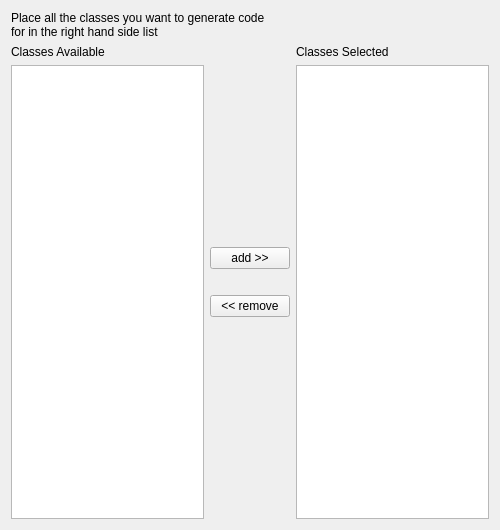
Above: umbrello/codegenwizard/codegenselectpage.ui from KDE/umbrello before the change. Below: the same form after it.
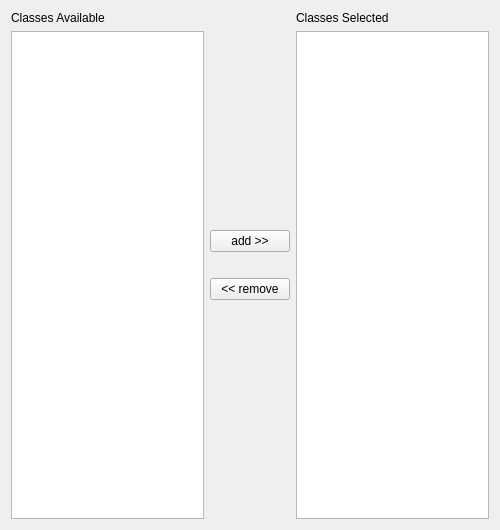
That is the form after the change. Icons and pictures are not drawn.

The edit to the form file:
```diff
--- a/umbrello/codegenwizard/codegenselectpage.ui
+++ b/umbrello/codegenwizard/codegenselectpage.ui
@@ -19,17 +19,6 @@
    <string>Code Generation Selection</string>
   </property>
   <layout class="QVBoxLayout" >
-   <item>
-    <widget class="QLabel" name="ui_labelTitle" >
-     <property name="text" >
-      <string>Place all the classes you want to generate code
-for in the right hand side list</string>
-     </property>
-     <property name="wordWrap" >
-      <bool>false</bool>
-     </property>
-    </widget>
-   </item>
    <item>
     <layout class="QHBoxLayout" >
      <item>
```
